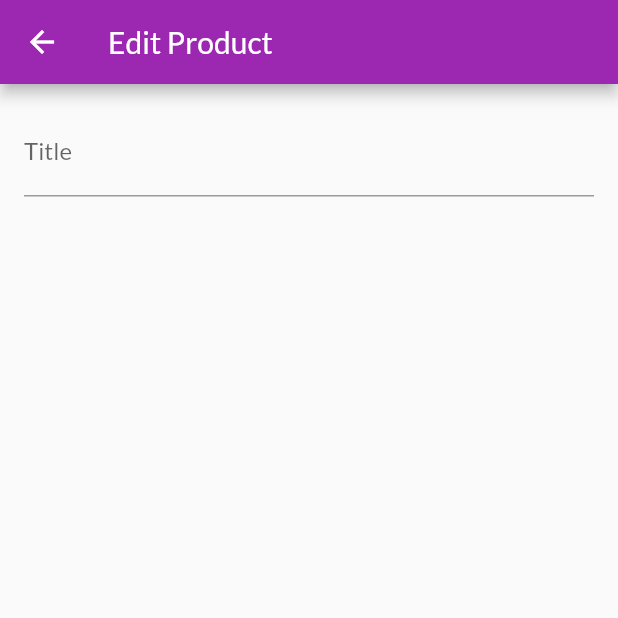
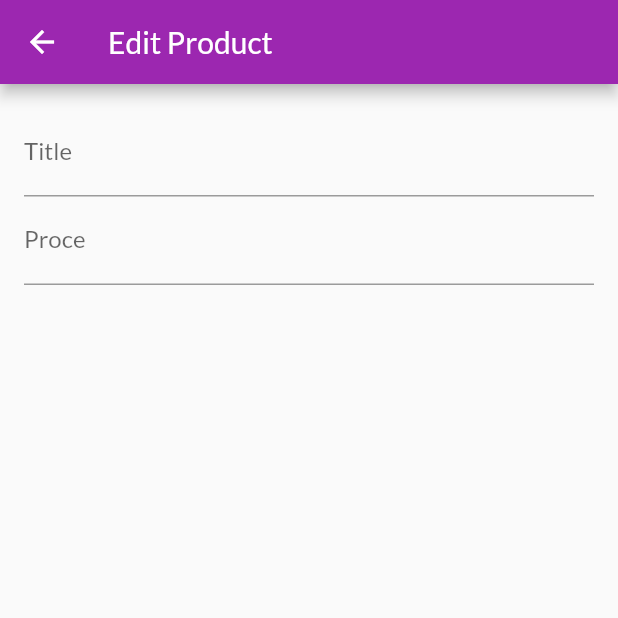
Before and after one commit to ajay1706/ecomm_app, a Flutter app: the EditProductScreen screen opened by its route, on a phone screen of 412 x 824 dp, the top half of it. Run offline on Flutter 3.47's test engine with Material 2 defaults, Android fonts, the phone set to English and light mode, and no system bars; network calls fail.

Commit message:
manage form input focus

```diff
--- a/lib/screens/edit_product_screen.dart
+++ b/lib/screens/edit_product_screen.dart
@@ -10,7 +10,7 @@ class EditProductScreen extends StatefulWidget {
 
 class _EditProductScreenState extends State<EditProductScreen> {
 
-
+final _priceFocueNode  = FocusNode();
   @override
   Widget build(BuildContext context) {
     return Scaffold(
@@ -25,6 +25,17 @@ class _EditProductScreenState extends State<EditProductScreen> {
                   labelText: 'Title'
                 ),
                 textInputAction: TextInputAction.next,
+                onFieldSubmitted:(_) {
+                  FocusScope.of(context).requestFocus(_priceFocueNode);
+                } ,
+              ),
+              TextFormField(
+                decoration: InputDecoration(
+                    labelText: 'Proce'
+                ),
+                textInputAction: TextInputAction.next,
+                keyboardType: TextInputType.number,
+                focusNode: _priceFocueNode,
               )
             ],
           ),
```
